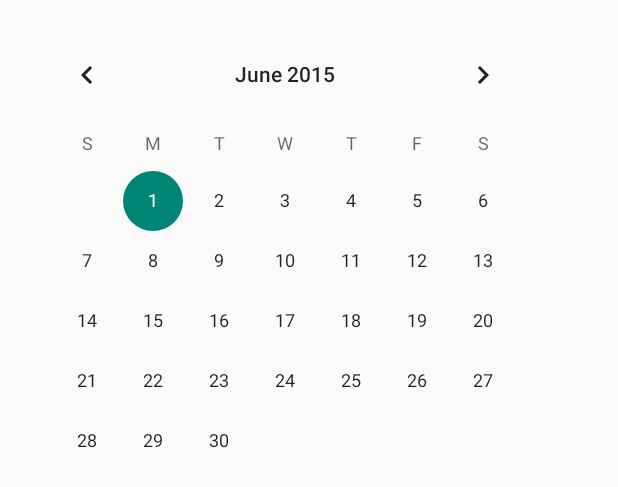
After one commit to ThanasiG/Canditos-Linear-Program-App, an Android app: the layout activity_calendar.xml on its own in the app's theme, with its tools: preview values and no code run, on a phone screen of 412 x 824 dp. The commit adds this screen. Shown: the top 487 px of the screen. Run offline under Robolectric (Android 15) with nearby library versions, the phone set to English and light mode, and no system bars.

Commit message:
Added calendarview activity and menu action

```diff
--- a/CanditosLinearProgram/app/build.gradle
+++ b/CanditosLinearProgram/app/build.gradle
@@ -6,7 +6,7 @@ android {
 
     defaultConfig {
         applicationId "ca.thanasi.canditoslinearprogram"
-        minSdkVersion 15
+        minSdkVersion 16
         targetSdkVersion 22
         versionCode 1
         versionName "1.0"
--- a/CanditosLinearProgram/app/src/main/AndroidManifest.xml
+++ b/CanditosLinearProgram/app/src/main/AndroidManifest.xml
@@ -17,8 +17,9 @@
             </intent-filter>
         </activity>
         <activity
-            android:name=".Sample1Activity"
-            android:label="@string/title_activity_sample1" >
+            android:theme="@style/Base.Theme.AppCompat.Dialog"
+            android:name=".CalendarActivity"
+            android:label="@string/title_activity_calendar" >
         </activity>
     </application>
 
--- /dev/null
+++ b/CanditosLinearProgram/app/src/main/res/layout/activity_calendar.xml
@@ -0,0 +1,16 @@
+<LinearLayout xmlns:android="http://schemas.android.com/apk/res/android"
+    xmlns:tools="http://schemas.android.com/tools" android:layout_width="match_parent"
+    android:layout_height="match_parent" android:paddingLeft="@dimen/activity_horizontal_margin"
+    android:paddingRight="@dimen/activity_horizontal_margin"
+    android:paddingTop="@dimen/activity_vertical_margin"
+    android:paddingBottom="@dimen/activity_vertical_margin"
+    tools:context="ca.thanasi.canditoslinearprogram.CalendarActivity">
+
+    <CalendarView
+        android:layout_width="wrap_content"
+        android:layout_height="match_parent"
+        android:id="@+id/calendarView"
+        android:layout_alignParentTop="true"
+        android:layout_centerHorizontal="true"/>
+
+</LinearLayout>
--- /dev/null
+++ b/CanditosLinearProgram/app/src/main/res/menu/menu_calendar.xml
@@ -0,0 +1,6 @@
+<menu xmlns:android="http://schemas.android.com/apk/res/android"
+    xmlns:app="http://schemas.android.com/apk/res-auto"
+    xmlns:tools="http://schemas.android.com/tools"
+    tools:context="ca.thanasi.canditoslinearprogram.CalendarActivity">
+
+</menu>
--- a/CanditosLinearProgram/app/src/main/res/values/strings.xml
+++ b/CanditosLinearProgram/app/src/main/res/values/strings.xml
@@ -8,4 +8,5 @@
     <string name="tab_fragment_3">Tab Fragment 3</string>
     <string name="tab_fragment_4">Tab Fragment 4</string>
     <string name="title_activity_sample1">Sample1Activity</string>
+    <string name="title_activity_calendar">CalendarActivity</string>
 </resources>
```
Also changed, not shown: CanditosLinearProgram/app/src/main/java/ca/thanasi/canditoslinearprogram/CalendarActivity.java (added, +61 -0 lines), CanditosLinearProgram/app/src/main/java/ca/thanasi/canditoslinearprogram/MainActivity.java (+28 -0 lines), CanditosLinearProgram/app/src/main/res/menu/menu_main.xml (+11 -3 lines), CanditosLinearProgram/app/src/main/res/values/colors.xml (added, +7 -0 lines).
